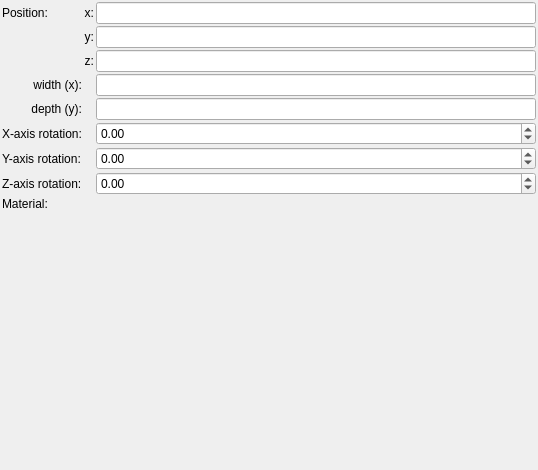
Above: mandelbulber2/formula/ui/primitive_rectangle.ui from buddhi1980/mandelbulber2 before the change. Below: the same form after it.
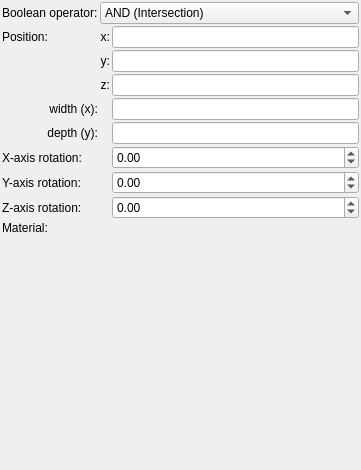
That is the form after the change. Custom widgets are drawn as their Qt base class.

Commit message: Added boolean operators for primitive objects TODO: OpenCL code for operators

```diff
--- a/mandelbulber2/formula/ui/primitive_rectangle.ui
+++ b/mandelbulber2/formula/ui/primitive_rectangle.ui
@@ -6,7 +6,7 @@
    <rect>
     <x>0</x>
     <y>0</y>
-    <width>538</width>
+    <width>361</width>
     <height>470</height>
    </rect>
   </property>
@@ -34,14 +34,72 @@
      <property name="spacing">
       <number>2</number>
      </property>
-     <item row="6" column="0">
-      <widget class="QLabel" name="label_9">
+     <item row="4" column="0">
+      <widget class="QLabel" name="label_14">
        <property name="text">
-        <string>Y-axis rotation:</string>
+        <string>width (x):</string>
+       </property>
+       <property name="alignment">
+        <set>Qt::AlignRight|Qt::AlignTrailing|Qt::AlignVCenter</set>
+       </property>
+      </widget>
+     </item>
+     <item row="5" column="2">
+      <widget class="MyLineEdit" name="logedit_height">
+       <property name="sizePolicy">
+        <sizepolicy hsizetype="Expanding" vsizetype="Maximum">
+         <horstretch>0</horstretch>
+         <verstretch>0</verstretch>
+        </sizepolicy>
        </property>
       </widget>
      </item>
      <item row="7" column="2">
+      <widget class="MyDoubleSpinBox" name="spinboxd3_rotation_y">
+       <property name="sizePolicy">
+        <sizepolicy hsizetype="Minimum" vsizetype="Maximum">
+         <horstretch>0</horstretch>
+         <verstretch>0</verstretch>
+        </sizepolicy>
+       </property>
+       <property name="prefix">
+        <string/>
+       </property>
+       <property name="suffix">
+        <string/>
+       </property>
+       <property name="decimals">
+        <number>2</number>
+       </property>
+       <property name="minimum">
+        <double>-36000.000000000000000</double>
+       </property>
+       <property name="maximum">
+        <double>36000.000000000000000</double>
+       </property>
+       <property name="singleStep">
+        <double>0.100000000000000</double>
+       </property>
+      </widget>
+     </item>
+     <item row="4" column="2">
+      <widget class="MyLineEdit" name="logedit_width">
+       <property name="sizePolicy">
+        <sizepolicy hsizetype="Expanding" vsizetype="Maximum">
+         <horstretch>0</horstretch>
+         <verstretch>0</verstretch>
+        </sizepolicy>
+       </property>
+      </widget>
+     </item>
+     <item row="1" column="0">
+      <widget class="QLabel" name="label_10">
+       <property name="text">
+        <string>Position:</string>
+       </property>
+      </widget>
+     </item>
+     <item row="8" column="2">
       <widget class="MyDoubleSpinBox" name="spinboxd3_rotation_z">
        <property name="sizePolicy">
         <sizepolicy hsizetype="Minimum" vsizetype="Maximum">
@@ -69,62 +127,14 @@
        </property>
       </widget>
      </item>
-     <item row="7" column="0">
-      <widget class="QLabel" name="label_15">
+     <item row="6" column="0">
+      <widget class="QLabel" name="label_8">
        <property name="text">
-        <string>Z-axis rotation:</string>
+        <string>X-axis rotation:</string>
        </property>
       </widget>
      </item>
      <item row="2" column="2">
-      <widget class="MyLineEdit" name="vect3_position_z">
-       <property name="sizePolicy">
-        <sizepolicy hsizetype="Expanding" vsizetype="Maximum">
-         <horstretch>0</horstretch>
-         <verstretch>0</verstretch>
-        </sizepolicy>
-       </property>
-      </widget>
-     </item>
-     <item row="0" column="1">
-      <widget class="QLabel" name="label_11">
-       <property name="text">
-        <string>x:</string>
-       </property>
-       <property name="alignment">
-        <set>Qt::AlignRight|Qt::AlignTrailing|Qt::AlignVCenter</set>
-       </property>
-      </widget>
-     </item>
-     <item row="6" column="2">
-      <widget class="MyDoubleSpinBox" name="spinboxd3_rotation_y">
-       <property name="sizePolicy">
-        <sizepolicy hsizetype="Minimum" vsizetype="Maximum">
-         <horstretch>0</horstretch>
-         <verstretch>0</verstretch>
-        </sizepolicy>
-       </property>
-       <property name="prefix">
-        <string/>
-       </property>
-       <property name="suffix">
-        <string/>
-       </property>
-       <property name="decimals">
-        <number>2</number>
-       </property>
-       <property name="minimum">
-        <double>-36000.000000000000000</double>
-       </property>
-       <property name="maximum">
-        <double>36000.000000000000000</double>
-       </property>
-       <property name="singleStep">
-        <double>0.100000000000000</double>
-       </property>
-      </widget>
-     </item>
-     <item row="1" column="2">
       <widget class="MyLineEdit" name="vect3_position_y">
        <property name="sizePolicy">
         <sizepolicy hsizetype="Expanding" vsizetype="Maximum">
@@ -134,59 +144,72 @@
        </property>
       </widget>
      </item>
+     <item row="6" column="2">
+      <widget class="MyDoubleSpinBox" name="spinboxd3_rotation_x">
+       <property name="sizePolicy">
+        <sizepolicy hsizetype="Minimum" vsizetype="Maximum">
+         <horstretch>0</horstretch>
+         <verstretch>0</verstretch>
+        </sizepolicy>
+       </property>
+       <property name="prefix">
+        <string/>
+       </property>
+       <property name="suffix">
+        <string/>
+       </property>
+       <property name="decimals">
+        <number>2</number>
+       </property>
+       <property name="minimum">
+        <double>-36000.000000000000000</double>
+       </property>
+       <property name="maximum">
+        <double>36000.000000000000000</double>
+       </property>
+       <property name="singleStep">
+        <double>0.100000000000000</double>
+       </property>
+      </widget>
+     </item>
+     <item row="3" column="2">
+      <widget class="MyLineEdit" name="vect3_position_z">
+       <property name="sizePolicy">
+        <sizepolicy hsizetype="Expanding" vsizetype="Maximum">
+         <horstretch>0</horstretch>
+         <verstretch>0</verstretch>
+        </sizepolicy>
+       </property>
+      </widget>
+     </item>
      <item row="5" column="0">
-      <widget class="QLabel" name="label_8">
+      <widget class="QLabel" name="label_16">
        <property name="text">
-        <string>X-axis rotation:</string>
-       </property>
-      </widget>
-     </item>
-     <item row="1" column="1">
-      <widget class="QLabel" name="label_12">
-       <property name="text">
-        <string>y:</string>
+        <string>depth (y):</string>
        </property>
        <property name="alignment">
         <set>Qt::AlignRight|Qt::AlignTrailing|Qt::AlignVCenter</set>
        </property>
       </widget>
      </item>
-     <item row="8" column="0">
+     <item row="1" column="2">
+      <widget class="MyLineEdit" name="vect3_position_x">
+       <property name="sizePolicy">
+        <sizepolicy hsizetype="Expanding" vsizetype="Maximum">
+         <horstretch>0</horstretch>
+         <verstretch>0</verstretch>
+        </sizepolicy>
+       </property>
+      </widget>
+     </item>
+     <item row="9" column="0">
       <widget class="QLabel" name="label_20">
        <property name="text">
         <string>Material:</string>
        </property>
       </widget>
      </item>
-     <item row="5" column="2">
-      <widget class="MyDoubleSpinBox" name="spinboxd3_rotation_x">
-       <property name="sizePolicy">
-        <sizepolicy hsizetype="Minimum" vsizetype="Maximum">
-         <horstretch>0</horstretch>
-         <verstretch>0</verstretch>
-        </sizepolicy>
-       </property>
-       <property name="prefix">
-        <string/>
-       </property>
-       <property name="suffix">
-        <string/>
-       </property>
-       <property name="decimals">
-        <number>2</number>
-       </property>
-       <property name="minimum">
-        <double>-36000.000000000000000</double>
-       </property>
-       <property name="maximum">
-        <double>36000.000000000000000</double>
-       </property>
-       <property name="singleStep">
-        <double>0.100000000000000</double>
-       </property>
-      </widget>
-     </item>
-     <item row="2" column="1">
+     <item row="3" column="1">
       <widget class="QLabel" name="label_13">
        <property name="text">
         <string>z:</string>
@@ -196,7 +219,7 @@
        </property>
       </widget>
      </item>
-     <item row="8" column="1" colspan="2">
+     <item row="9" column="1" colspan="2">
       <widget class="cMaterialSelector" name="materialselector_material_id" native="true">
        <property name="sizePolicy">
         <sizepolicy hsizetype="Preferred" vsizetype="Minimum">
@@ -206,61 +229,81 @@
        </property>
       </widget>
      </item>
-     <item row="4" column="0">
-      <widget class="QLabel" name="label_16">
+     <item row="8" column="0">
+      <widget class="QLabel" name="label_15">
        <property name="text">
-        <string>depth (y):</string>
+        <string>Z-axis rotation:</string>
        </property>
+      </widget>
+     </item>
+     <item row="1" column="1">
+      <widget class="QLabel" name="label_11">
+       <property name="text">
+        <string>x:</string>
+       </property>
        <property name="alignment">
         <set>Qt::AlignRight|Qt::AlignTrailing|Qt::AlignVCenter</set>
        </property>
       </widget>
      </item>
-     <item row="0" column="2">
-      <widget class="MyLineEdit" name="vect3_position_x">
-       <property name="sizePolicy">
-        <sizepolicy hsizetype="Expanding" vsizetype="Maximum">
-         <horstretch>0</horstretch>
-         <verstretch>0</verstretch>
-        </sizepolicy>
+     <item row="2" column="1">
+      <widget class="QLabel" name="label_12">
+       <property name="text">
+        <string>y:</string>
+       </property>
+       <property name="alignment">
+        <set>Qt::AlignRight|Qt::AlignTrailing|Qt::AlignVCenter</set>
+       </property>
+      </widget>
+     </item>
+     <item row="7" column="0">
+      <widget class="QLabel" name="label_9">
+       <property name="text">
+        <string>Y-axis rotation:</string>
        </property>
       </widget>
      </item>
      <item row="0" column="0">
-      <widget class="QLabel" name="label_10">
+      <widget class="QLabel" name="label_21">
        <property name="text">
-        <string>Position:</string>
+        <string>Boolean operator:</string>
        </property>
-      </widget>
-     </item>
-     <item row="3" column="2">
-      <widget class="MyLineEdit" name="logedit_width">
-       <property name="sizePolicy">
-        <sizepolicy hsizetype="Expanding" vsizetype="Maximum">
-         <horstretch>0</horstretch>
-         <verstretch>0</verstretch>
-        </sizepolicy>
+       <property name="wordWrap">
+        <bool>true</bool>
        </property>
       </widget>
      </item>
-     <item row="4" column="2">
-      <widget class="MyLineEdit" name="logedit_height">
+     <item row="0" column="1" colspan="2">
+      <widget class="MyComboBox" name="comboBox_boolean_operator">
        <property name="sizePolicy">
-        <sizepolicy hsizetype="Expanding" vsizetype="Maximum">
+        <sizepolicy hsizetype="Preferred" vsizetype="Preferred">
          <horstretch>0</horstretch>
          <verstretch>0</verstretch>
         </sizepolicy>
        </property>
-      </widget>
-     </item>
-     <item row="3" column="0">
-      <widget class="QLabel" name="label_14">
-       <property name="text">
-        <string>width (x):</string>
+       <property name="toolTip">
+        <string>&lt;html&gt;&lt;head/&gt;&lt;body&gt;&lt;p&gt;Distance estimation is a method which calculates approximate distance to fractal surface from any point in space.&lt;/p&gt;&lt;p&gt;- Automatic mode uses distance estimation method defined for selected fractal&lt;/p&gt;&lt;p&gt;- Force &amp;quot;Delta DE&amp;quot; method uses  Delta DE algorithm which is slower but works also with untypical fractal configurations&lt;br/&gt;&lt;/p&gt;&lt;/body&gt;&lt;/html&gt;</string>
        </property>
-       <property name="alignment">
-        <set>Qt::AlignRight|Qt::AlignTrailing|Qt::AlignVCenter</set>
-       </property>
+       <item>
+        <property name="text">
+         <string>AND (Intersection)</string>
+        </property>
+       </item>
+       <item>
+        <property name="text">
+         <string>OR (Union)</string>
+        </property>
+       </item>
+       <item>
+        <property name="text">
+         <string>SUB (Complement)</string>
+        </property>
+       </item>
+       <item>
+        <property name="text">
+         <string>rev SUB (B-A)</string>
+        </property>
+       </item>
       </widget>
      </item>
     </layout>
@@ -281,22 +324,27 @@
   </layout>
  </widget>
  <customwidgets>
-  <customwidget>
-   <class>MyLineEdit</class>
-   <extends>QLineEdit</extends>
-   <header>my_line_edit.h</header>
-  </customwidget>
   <customwidget>
    <class>MyDoubleSpinBox</class>
    <extends>QDoubleSpinBox</extends>
    <header>my_double_spin_box.h</header>
   </customwidget>
+  <customwidget>
+   <class>MyLineEdit</class>
+   <extends>QLineEdit</extends>
+   <header>my_line_edit.h</header>
+  </customwidget>
   <customwidget>
    <class>cMaterialSelector</class>
    <extends>QWidget</extends>
    <header>material_selector.h</header>
    <container>1</container>
   </customwidget>
+  <customwidget>
+   <class>MyComboBox</class>
+   <extends>QComboBox</extends>
+   <header>my_combo_box.h</header>
+  </customwidget>
  </customwidgets>
  <tabstops>
   <tabstop>vect3_position_x</tabstop>
```
The commit also changes 12 other files.
